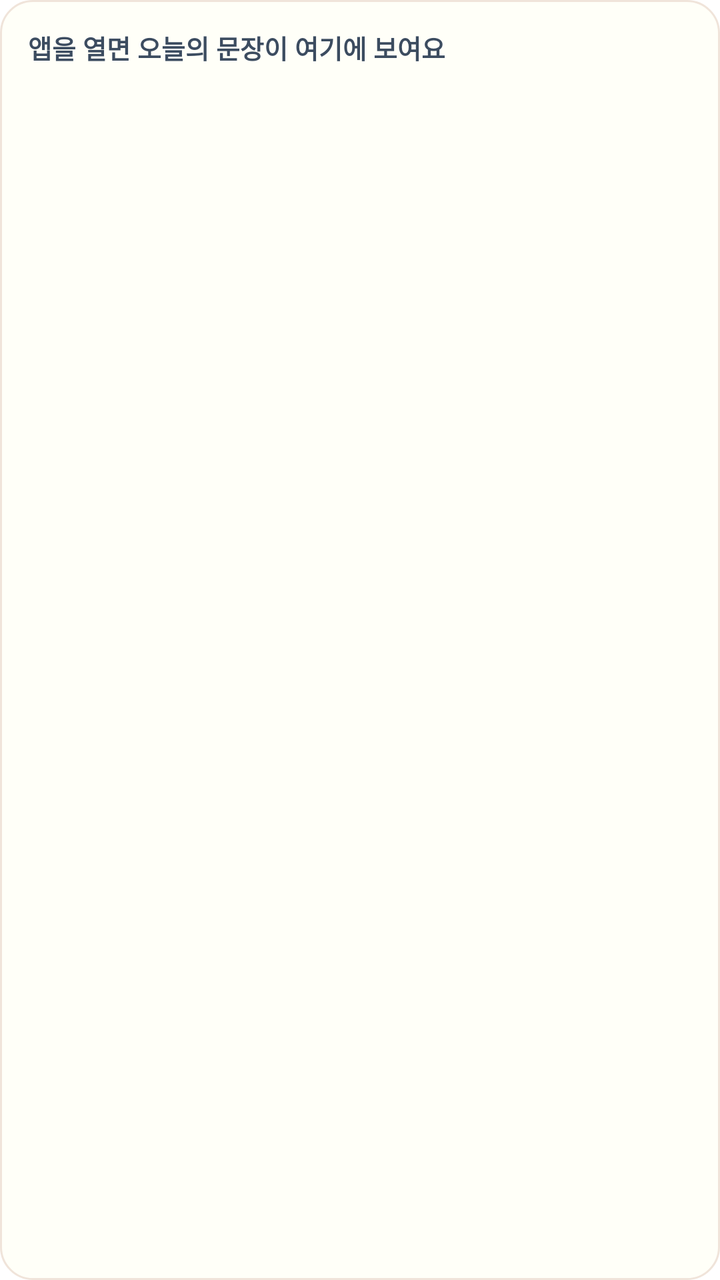
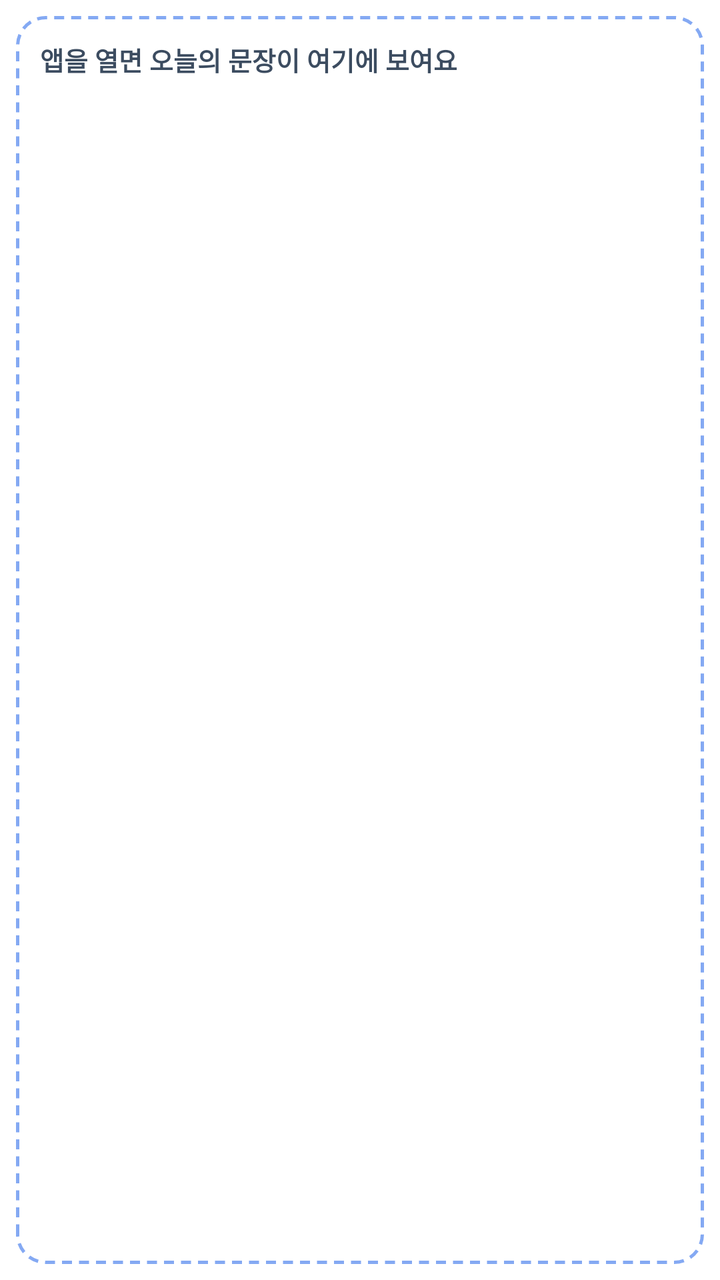

Compare the two renders of this Android layout. The source of the first and the diff that turns it into the second are given below.
<!-- AndroidManifest.xml: fallback theme Theme.MaterialComponents.DayNight.NoActionBar -->
<!-- res/layout/quote_only_widget_preview.xml -->
<?xml version="1.0" encoding="utf-8"?>
<TextView xmlns:android="http://schemas.android.com/apk/res/android"
    android:layout_width="match_parent"
    android:layout_height="match_parent"
    android:background="@drawable/dday_widget_card_bg"
    android:gravity="top|start"
    android:padding="14dp"
    android:text="@string/widget_placeholder_quote"
    android:textColor="#3C4C60"
    android:textSize="13sp"
    android:textStyle="bold" />
<!-- resources referenced by this layout -->
<resources>
  <!-- drawable dday_widget_card_bg (drawable) -->
  <?xml version="1.0" encoding="utf-8"?>
  <shape xmlns:android="http://schemas.android.com/apk/res/android"
      android:shape="rectangle">
      <solid android:color="#FFFFFFF8" />
      <corners android:radius="16dp" />
      <stroke
          android:width="1dp"
          android:color="#F0E4DA" />
  </shape>
  <string name="widget_placeholder_quote">앱을 열면 오늘의 문장이 여기에 보여요</string>
</resources>

<!-- the commit's change to res/layout/quote_only_widget_preview.xml (unified diff, before → after) -->
@@ -1,11 +1,17 @@
 <?xml version="1.0" encoding="utf-8"?>
-<TextView xmlns:android="http://schemas.android.com/apk/res/android"
+<FrameLayout xmlns:android="http://schemas.android.com/apk/res/android"
     android:layout_width="match_parent"
     android:layout_height="match_parent"
-    android:background="@drawable/dday_widget_card_bg"
-    android:gravity="top|start"
-    android:padding="14dp"
-    android:text="@string/widget_placeholder_quote"
-    android:textColor="#3C4C60"
-    android:textSize="13sp"
-    android:textStyle="bold" />
+    android:padding="8dp">
+
+    <TextView
+        android:layout_width="match_parent"
+        android:layout_height="match_parent"
+        android:background="@drawable/widget_preview_quote_box"
+        android:gravity="top|start"
+        android:padding="12dp"
+        android:text="@string/widget_placeholder_quote"
+        android:textColor="#3C4C60"
+        android:textSize="13sp"
+        android:textStyle="bold" />
+</FrameLayout>
<!-- resource entries referenced after the edit -->
@@ -1,14 +1,16 @@
 <!-- resources referenced by this layout -->
 <resources>
-  <!-- drawable dday_widget_card_bg (drawable) -->
+  <!-- drawable widget_preview_quote_box (drawable) -->
   <?xml version="1.0" encoding="utf-8"?>
   <shape xmlns:android="http://schemas.android.com/apk/res/android"
       android:shape="rectangle">
-      <solid android:color="#FFFFFFF8" />
-      <corners android:radius="16dp" />
+      <solid android:color="#EBFFFFFF" />
+      <corners android:radius="14dp" />
       <stroke
-          android:width="1dp"
-          android:color="#F0E4DA" />
+          android:width="1.5dp"
+          android:color="#BF5B8DEF"
+          android:dashWidth="5dp"
+          android:dashGap="3.5dp" />
   </shape>
   <string name="widget_placeholder_quote">앱을 열면 오늘의 문장이 여기에 보여요</string>
 </resources>
